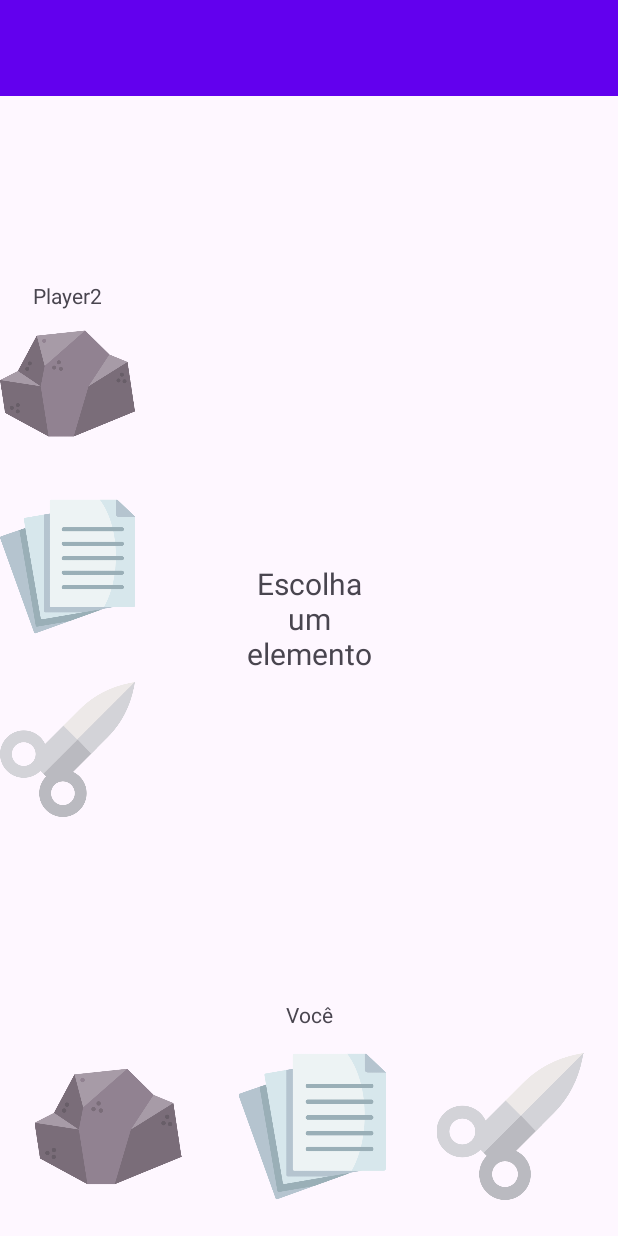
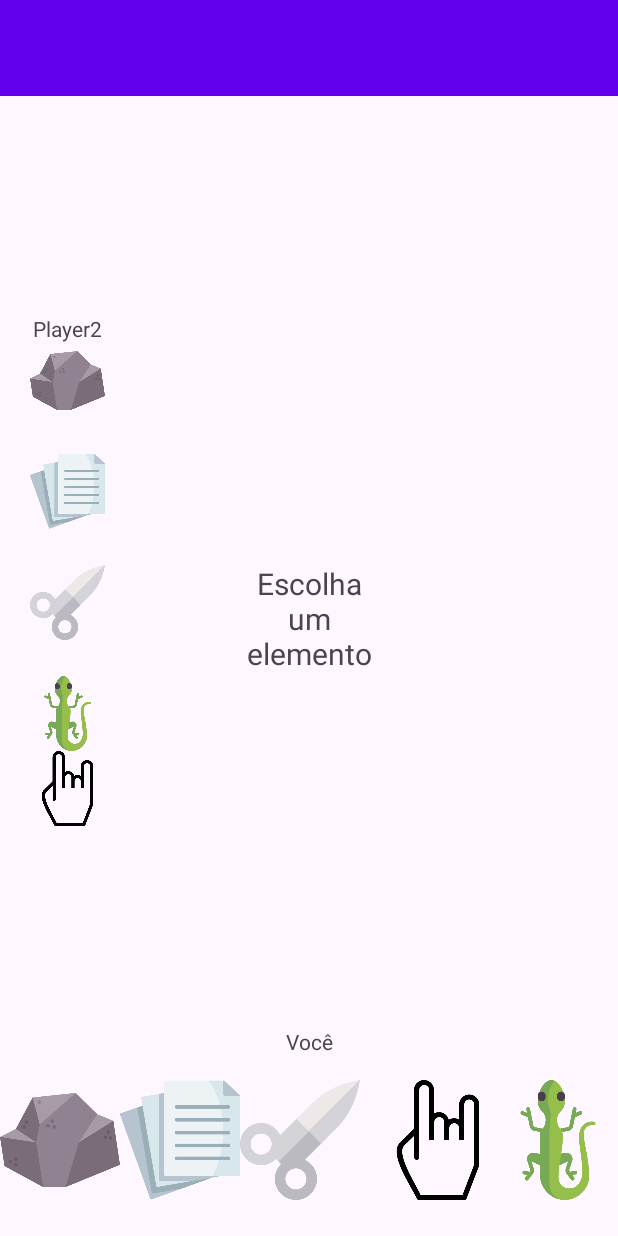
Before and after one commit to Miguel-Silva-Alves/PedraPapelTesoura, an Android app: the PlayActivity screen opened directly, with no data from a screen before it, on a phone screen of 412 x 824 dp. Run offline under Robolectric (Android 15) with nearby library versions, the phone set to English and light mode, and no system bars.

Commit message:
:sparkles: feat: add spock and lagarto to the game

```diff
--- a/app/src/main/res/layout/activity_play.xml
+++ b/app/src/main/res/layout/activity_play.xml
@@ -33,9 +33,8 @@
 
     <ImageButton
         android:id="@+id/imbPedra"
-        android:layout_width="128dp"
-        android:layout_height="98dp"
-        android:layout_marginStart="8dp"
+        android:layout_width="80dp"
+        android:layout_height="80dp"
         android:layout_marginBottom="24dp"
         android:background="#00FFFFFF"
         android:scaleType="fitCenter"
@@ -45,26 +44,24 @@
 
     <ImageButton
         android:id="@+id/imbTesoura"
-        android:layout_width="128dp"
-        android:layout_height="98dp"
-        android:layout_marginEnd="8dp"
+        android:layout_width="80dp"
+        android:layout_height="80dp"
         android:layout_marginBottom="24dp"
         android:background="#00FFFFFF"
         android:scaleType="fitCenter"
         app:layout_constraintBottom_toBottomOf="parent"
-        app:layout_constraintEnd_toEndOf="parent"
+        app:layout_constraintEnd_toStartOf="@+id/imageView2"
+        app:layout_constraintStart_toEndOf="@+id/imbPapel"
         app:srcCompat="@drawable/scissors" />
 
     <ImageButton
         android:id="@+id/imbPapel"
-        android:layout_width="128dp"
-        android:layout_height="98dp"
-        android:layout_marginStart="3dp"
+        android:layout_width="80dp"
+        android:layout_height="80dp"
         android:layout_marginBottom="24dp"
         android:background="#00FFFFFF"
         android:scaleType="fitCenter"
         app:layout_constraintBottom_toBottomOf="parent"
-        app:layout_constraintEnd_toStartOf="@+id/imbTesoura"
         app:layout_constraintStart_toEndOf="@+id/imbPedra"
         app:srcCompat="@drawable/paper" />
 
@@ -90,7 +87,7 @@
         <ImageButton
             android:id="@+id/imgPedraPlayer2"
             android:layout_width="wrap_content"
-            android:layout_height="98dp"
+            android:layout_height="50dp"
             android:layout_marginBottom="24dp"
             android:background="#00FFFFFF"
             android:scaleType="fitCenter"
@@ -99,7 +96,7 @@
         <ImageButton
             android:id="@+id/imgPapelPlayer2"
             android:layout_width="wrap_content"
-            android:layout_height="98dp"
+            android:layout_height="50dp"
             android:layout_marginBottom="24dp"
             android:background="#00FFFFFF"
             android:scaleType="fitCenter"
@@ -108,11 +105,26 @@
         <ImageButton
             android:id="@+id/imgTesouraPlayer2"
             android:layout_width="wrap_content"
-            android:layout_height="98dp"
+            android:layout_height="50dp"
             android:layout_marginBottom="24dp"
             android:background="#00FFFFFF"
             android:scaleType="fitCenter"
             app:srcCompat="@drawable/scissors" />
+
+        <ImageView
+            android:id="@+id/imgLagartoPlayer2"
+            android:layout_width="wrap_content"
+            android:layout_height="50dp"
+            android:scaleType="fitCenter"
+            app:srcCompat="@drawable/lizard" />
+
+        <ImageView
+            android:id="@+id/imgSpockPlayer2"
+            android:layout_width="wrap_content"
+            android:layout_height="50dp"
+            android:scaleType="fitCenter"
+            app:srcCompat="@drawable/spock" />
+
     </LinearLayout>
 
     <LinearLayout
@@ -137,7 +149,7 @@
         <ImageButton
             android:id="@+id/imgPedraPlayer3"
             android:layout_width="wrap_content"
-            android:layout_height="98dp"
+            android:layout_height="50dp"
             android:layout_marginBottom="24dp"
             android:background="#00FFFFFF"
             android:scaleType="fitCenter"
@@ -146,7 +158,7 @@
         <ImageButton
             android:id="@+id/imgPapelPlayer3"
             android:layout_width="wrap_content"
-            android:layout_height="98dp"
+            android:layout_height="50dp"
             android:layout_marginBottom="24dp"
             android:background="#00FFFFFF"
             android:scaleType="fitCenter"
@@ -155,11 +167,25 @@
         <ImageButton
             android:id="@+id/imgTesouraPlayer3"
             android:layout_width="wrap_content"
-            android:layout_height="98dp"
+            android:layout_height="50dp"
             android:layout_marginBottom="24dp"
             android:background="#00FFFFFF"
             android:scaleType="fitCenter"
             app:srcCompat="@drawable/scissors" />
+
+        <ImageView
+            android:id="@+id/imgLagartoPlayer3"
+            android:layout_width="match_parent"
+            android:layout_height="50dp"
+            android:scaleType="fitCenter"
+            app:srcCompat="@drawable/lizard" />
+
+        <ImageView
+            android:id="@+id/imgSpockPlayer3"
+            android:layout_width="match_parent"
+            android:layout_height="50dp"
+            android:scaleType="fitCenter"
+            app:srcCompat="@drawable/spock" />
     </LinearLayout>
 
     <TextView
@@ -172,5 +198,25 @@
         app:layout_constraintEnd_toEndOf="parent"
         app:layout_constraintStart_toStartOf="parent" />
 
+    <ImageView
+        android:id="@+id/imbLagarto"
+        android:layout_width="80dp"
+        android:layout_height="80dp"
+        android:layout_marginBottom="24dp"
+        android:scaleType="fitCenter"
+        app:layout_constraintBottom_toBottomOf="parent"
+        app:layout_constraintEnd_toEndOf="parent"
+        app:srcCompat="@drawable/lizard" />
+
+    <ImageView
+        android:id="@+id/imbSpock"
+        android:layout_width="80dp"
+        android:layout_height="80dp"
+        android:layout_marginBottom="24dp"
+        android:scaleType="fitCenter"
+        app:layout_constraintBottom_toBottomOf="parent"
+        app:layout_constraintEnd_toStartOf="@+id/imbLagarto"
+        app:srcCompat="@drawable/spock" />
+
 
 </androidx.constraintlayout.widget.ConstraintLayout>
```
Also changed, not shown: app/src/main/java/br/com/masdeveloper/pedrapapeltesoura/Game.kt (+25 -13 lines), app/src/main/java/br/com/masdeveloper/pedrapapeltesoura/PlayActivity.kt (+14 -2 lines), app/src/main/res/drawable/lizard.png (added), app/src/main/res/drawable/spock.png (added), 1 other file.
